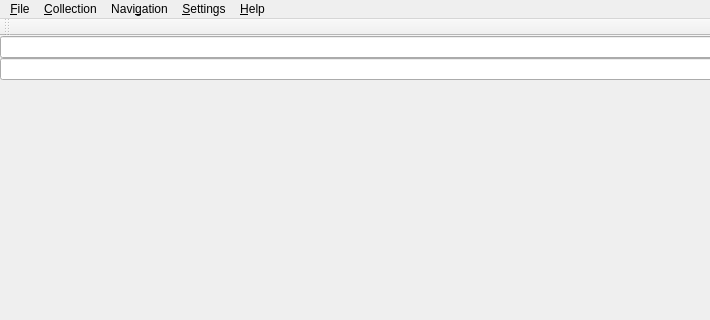
Before: the Qt Designer form src/home/flibrary/gui/MainWindow.ui in heimdallr/books, drawn with Qt 5; both pictures show x 0 to 710 and y 0 to 320 of the 1094 by 737 pixel window.
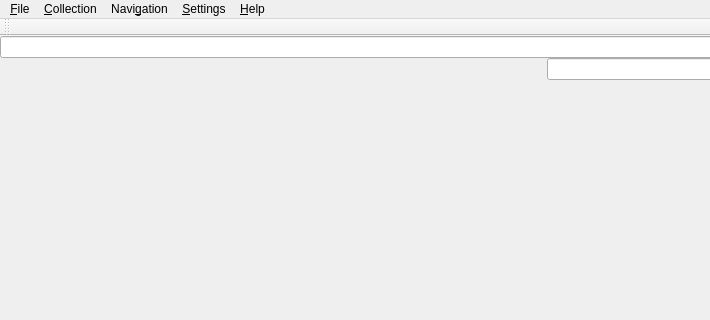
After: the same form once the commit is applied. Icons and pictures are not drawn.

Commit message: #1336 Красоты немного

Patch:
```diff
--- a/src/home/flibrary/gui/MainWindow.ui
+++ b/src/home/flibrary/gui/MainWindow.ui
@@ -67,12 +67,18 @@
        <item>
         <widget class="QWidget" name="toolWidgetFillerLeft" native="true">
          <property name="sizePolicy">
-          <sizepolicy hsizetype="Fixed" vsizetype="Preferred">
+          <sizepolicy hsizetype="MinimumExpanding" vsizetype="Preferred">
            <horstretch>0</horstretch>
            <verstretch>0</verstretch>
           </sizepolicy>
          </property>
-         <layout class="QHBoxLayout" name="_2">
+         <property name="minimumSize">
+          <size>
+           <width>100</width>
+           <height>0</height>
+          </size>
+         </property>
+         <layout class="QHBoxLayout" name="toolWidgetFillerLeftLayout">
           <property name="spacing">
            <number>0</number>
           </property>
@@ -88,6 +94,32 @@
           <property name="bottomMargin">
            <number>0</number>
           </property>
+          <item>
+           <spacer name="horizontalSpacer">
+            <property name="orientation">
+             <enum>Qt::Orientation::Horizontal</enum>
+            </property>
+            <property name="sizeHint" stdset="0">
+             <size>
+              <width>0</width>
+              <height>0</height>
+             </size>
+            </property>
+           </spacer>
+          </item>
+          <item>
+           <spacer name="horizontalSpacer_2">
+            <property name="orientation">
+             <enum>Qt::Orientation::Horizontal</enum>
+            </property>
+            <property name="sizeHint" stdset="0">
+             <size>
+              <width>0</width>
+              <height>0</height>
+             </size>
+            </property>
+           </spacer>
+          </item>
          </layout>
         </widget>
        </item>
```
The commit also changes 2 other files.
